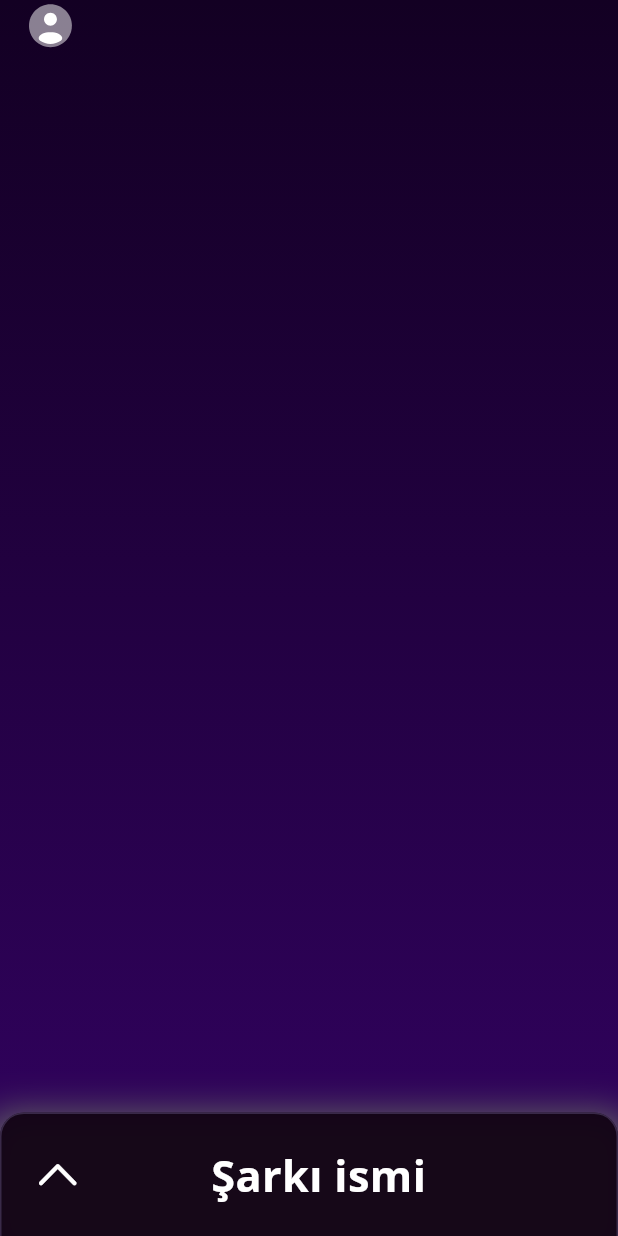
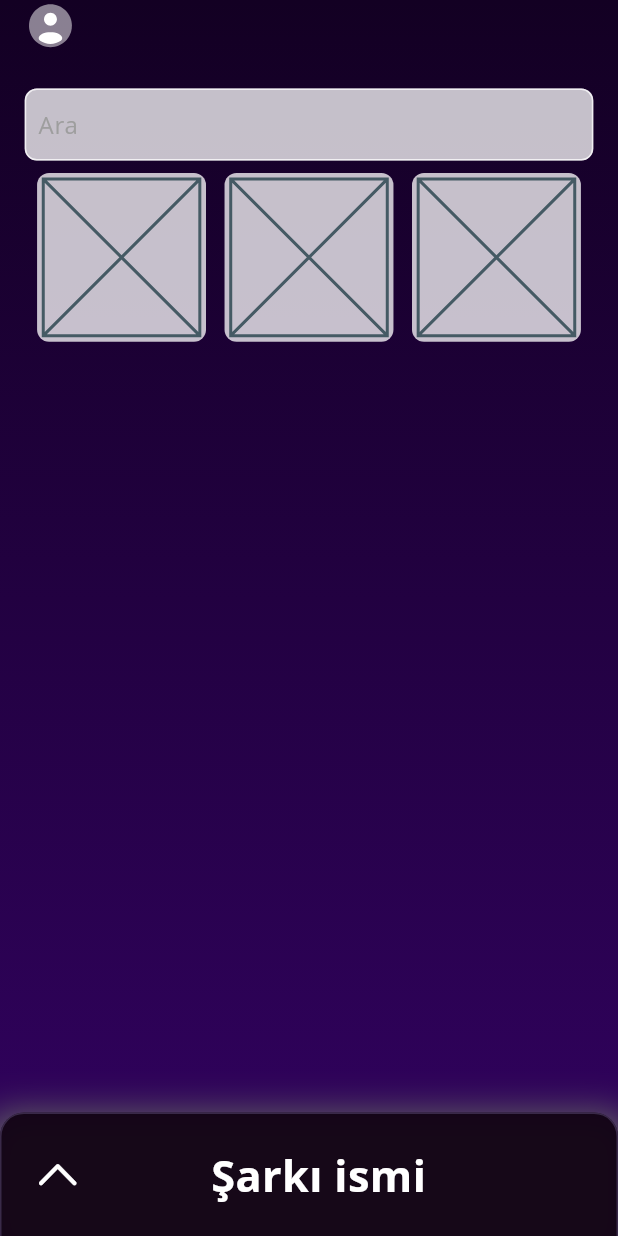
Before and after one commit to GozdeAA/music, a Flutter app: the screen it shows after launch, on a phone screen of 412 x 824 dp. Run offline on Flutter 3.47's test engine with Material 3 defaults, Android fonts, the phone set to English and light mode, and no system bars; drawn by our look-alikes of animated_text_kit; our stand-ins replace audioplayers, card_swiper, dio, flutter_easyloading, flutter_svg, get and 3 more; Roboto replaces fonts that are missing (Open Sans).

Commit message:
home page

```diff
--- a/lib/pages/home.dart
+++ b/lib/pages/home.dart
@@ -7,6 +7,7 @@ import 'package:freechoice_music/utilities/extensions/sizer.dart';
 import 'package:freechoice_music/utilities/widgets/custom_widget/background_grad.dart';
 import 'package:get/get.dart';
 
+import '../utilities/constants/consts.dart';
 import '../utilities/widgets/custom_icon_button.dart';
 
 class HomePage extends StatelessWidget {
@@ -25,27 +26,82 @@ class HomePage extends StatelessWidget {
               children: [
                 Padding(
                   padding: EdgeInsets.symmetric(horizontal: 4.w),
-                  child: Row(
+                  child: Column(
                     children: [
-                      CustomIconButton(
-                        assetName: 'user',
-                        onPressed: () {
-                          //setting page
-                        },
+                      Row(
+                        children: [
+                          CustomIconButton(
+                            assetName: 'user',
+                            onPressed: () {
+                              //setting page
+                            },
+                          ),
+                        ],
+                      ),
+                      SizedBox(
+                        height: 3.h,
+                      ),
+                      Column(
+                        mainAxisAlignment: MainAxisAlignment.start,
+                        children: [
+                          const TextField(
+                            cursorColor: Color(0xff3b0951),
+                            decoration: InputDecoration(
+                                fillColor: Color(0xc0ffffff),
+                                contentPadding: EdgeInsets.symmetric(
+                                    vertical: 4.0, horizontal: 5),
+                                hintStyle: TextStyle(color: Colors.grey),
+                                hintText: "Ara",
+                                focusedBorder: border,
+                                filled: true,
+                                enabledBorder: border,
+                                border: border),
+                          ),
+                          GridView(
+                            shrinkWrap: true,
+                            padding: EdgeInsets.all(1.h),
+                            physics: const NeverScrollableScrollPhysics(),
+                            gridDelegate:
+                                SliverGridDelegateWithFixedCrossAxisCount(
+                              childAspectRatio: 1,
+                              mainAxisSpacing: 2.h,
+                              crossAxisSpacing: 3.w,
+                              crossAxisCount: 3,
+                            ),
+                            children: [
+                              coverWidget(onTap: () {}),
+                              coverWidget(onTap: () {}),
+                              coverWidget(onTap: () {})
+                            ],
+                          )
+                        ],
                       ),
                     ],
                   ),
                 ),
-                Padding(
-                    padding: EdgeInsets.symmetric(horizontal: 4.w),
-                    child: const Column(children: [
-
-                    ],)),
                 songArea(),
               ],
             ),
           ),
         ],
+      ),
+    );
+  }
+
+  // çalma listesi kapak
+  GestureDetector coverWidget({required VoidCallback onTap}) {
+    return GestureDetector(
+      onTap: onTap,
+      child: Container(
+        height: 16.h,
+        width: 32.w,
+        padding: EdgeInsets.all(0.5.h),
+        child: Placeholder(),
+        //resim buraya
+        decoration: BoxDecoration(
+            color: colors.surfaceTint,
+            borderRadius: border.borderRadius,
+            shape: BoxShape.rectangle),
       ),
     );
   }
@@ -87,6 +143,7 @@ class HomePage extends StatelessWidget {
             child: AnimatedTextKit(
               animatedTexts: [
                 TypewriterAnimatedText(
+                  //ilgi kayan text animasyonu ile değiştirilecek
                   'Şarkı ismi',
                   speed: const Duration(milliseconds: 100),
                   cursor: "",
--- a/lib/utilities/constants/consts.dart
+++ b/lib/utilities/constants/consts.dart
@@ -6,5 +6,8 @@ const gradient = LinearGradient(colors: [
   Color(0xff130023),
 ]);
 
+var colors = Get.theme.colorScheme;
 
-var colors = Get.theme.colorScheme;
+const border = OutlineInputBorder(
+    borderSide: BorderSide(color: Color(0xc0ffffff)),
+    borderRadius: BorderRadius.all(Radius.circular(8)));
--- a/lib/utilities/themes/light_theme.dart
+++ b/lib/utilities/themes/light_theme.dart
@@ -10,7 +10,7 @@ class LightTheme {
     this.borderColor = const Color(0xff130023),
     this.tertiary = const Color(0xff181A23),
     this.secondary = const Color(0xff30D5C8),
-    this.lightBlue = const Color(0xff3BB4F4),
+    this.innerBoxColor = const Color(0xc0ffffff),
     this.inputColor = const Color(0xffF6F9FB),
     this.iconColor = const Color(0xff3E76FF),
     this.unselectedColor = const Color(0xffAFAFAF),
@@ -54,7 +54,7 @@ class LightTheme {
 
   final Color unselectedColor;
 
-  final Color? lightBlue;
+  final Color? innerBoxColor;
 
   TextTheme txtTheme = ThemeData.light().textTheme;
 
@@ -75,7 +75,7 @@ class LightTheme {
       surface: mainColor,
       outlineVariant: inputColor,
       scrim: darkerIconColor,
-      surfaceTint: lightBlue,
+      surfaceTint: innerBoxColor,
       onError: errorColor,
       onSurfaceVariant: iconColor,
     );
--- a/pubspec.yaml
+++ b/pubspec.yaml
@@ -26,6 +26,7 @@ dependencies:
   permission_handler: ^11.1.0
   animated_text_kit: ^4.2.2
   webview_flutter: ^4.4.1
+  animations: ^2.0.10
 
 dev_dependencies:
   flutter_test:
```
Also changed, not shown: pubspec.lock.
